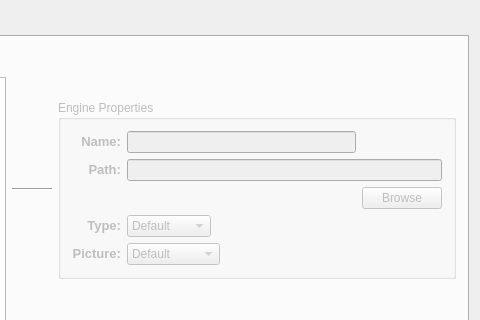
This is rocketlauncher2.ui in Hypnotoad90/RocketLauncher2 as Qt 5 draws it before an edit; both pictures show x 416 to 896 and y 0 to 320 of the 896 by 637 pixel window. The edited form follows.
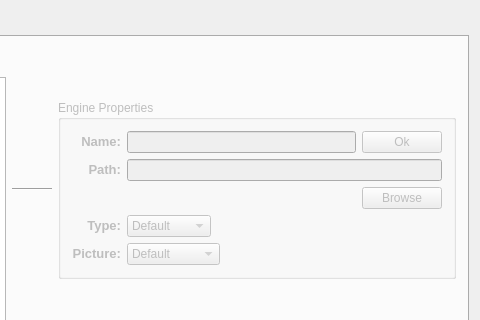
This is the edited form. The open tabs and pages were chosen to show the change. Icons and pictures are not drawn. Custom widgets are drawn as their Qt base class.

Commit message: Fix engine name change bug

```diff
--- a/rocketlauncher2.ui
+++ b/rocketlauncher2.ui
@@ -966,6 +966,13 @@
              </item>
             </widget>
            </item>
+           <item row="0" column="2">
+            <widget class="QPushButton" name="button_enginename">
+             <property name="text">
+              <string>Ok</string>
+             </property>
+            </widget>
+           </item>
           </layout>
          </widget>
         </item>
```
The commit also changes 2 other files.
